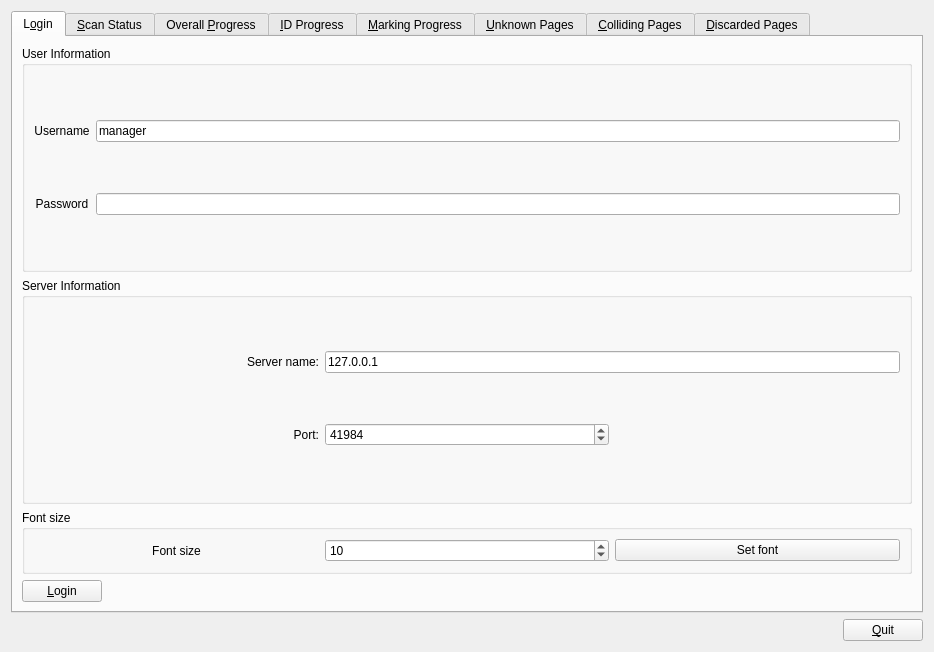
This is qtCreatorFiles/ui_iic.ui in plomgrading/plom as Qt 5 draws it before an edit. The edited form follows.
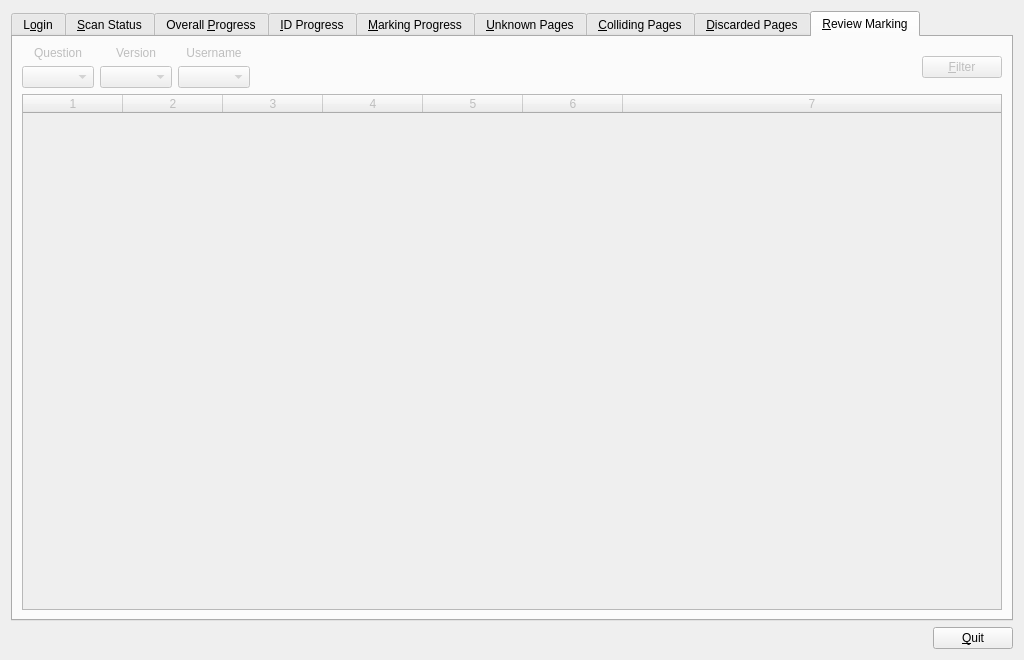
This is the edited form. The open tabs and pages were chosen to show the change.

Commit message: More work on mark-review for manager

```diff
--- a/qtCreatorFiles/ui_iic.ui
+++ b/qtCreatorFiles/ui_iic.ui
@@ -6,8 +6,8 @@
    <rect>
     <x>0</x>
     <y>0</y>
-    <width>934</width>
-    <height>652</height>
+    <width>1024</width>
+    <height>660</height>
    </rect>
   </property>
   <property name="windowTitle">
@@ -792,6 +792,114 @@
        </item>
       </layout>
      </widget>
+     <widget class="QWidget" name="reviewTab">
+      <property name="enabled">
+       <bool>false</bool>
+      </property>
+      <attribute name="title">
+       <string>&amp;Review Marking</string>
+      </attribute>
+      <layout class="QVBoxLayout" name="verticalLayout_19">
+       <item>
+        <layout class="QHBoxLayout" name="horizontalLayout_12">
+         <item>
+          <layout class="QVBoxLayout" name="verticalLayout_15">
+           <item>
+            <widget class="QLabel" name="label_6">
+             <property name="text">
+              <string>Question</string>
+             </property>
+             <property name="alignment">
+              <set>Qt::AlignCenter</set>
+             </property>
+            </widget>
+           </item>
+           <item>
+            <widget class="QComboBox" name="questionCB"/>
+           </item>
+          </layout>
+         </item>
+         <item>
+          <layout class="QVBoxLayout" name="verticalLayout_16">
+           <item>
+            <widget class="QLabel" name="label_7">
+             <property name="text">
+              <string>Version</string>
+             </property>
+             <property name="alignment">
+              <set>Qt::AlignCenter</set>
+             </property>
+            </widget>
+           </item>
+           <item>
+            <widget class="QComboBox" name="versionCB"/>
+           </item>
+          </layout>
+         </item>
+         <item>
+          <layout class="QVBoxLayout" name="verticalLayout_17">
+           <item>
+            <widget class="QLabel" name="label_8">
+             <property name="text">
+              <string>Username</string>
+             </property>
+             <property name="alignment">
+              <set>Qt::AlignCenter</set>
+             </property>
+            </widget>
+           </item>
+           <item>
+            <widget class="QComboBox" name="userCB"/>
+           </item>
+          </layout>
+         </item>
+         <item>
+          <spacer name="horizontalSpacer_11">
+           <property name="orientation">
+            <enum>Qt::Horizontal</enum>
+           </property>
+           <property name="sizeHint" stdset="0">
+            <size>
+             <width>40</width>
+             <height>20</height>
+            </size>
+           </property>
+          </spacer>
+         </item>
+         <item>
+          <widget class="QPushButton" name="filterB">
+           <property name="text">
+            <string>&amp;Filter</string>
+           </property>
+          </widget>
+         </item>
+        </layout>
+       </item>
+       <item>
+        <widget class="QTableWidget" name="reviewTW">
+         <property name="alternatingRowColors">
+          <bool>true</bool>
+         </property>
+         <property name="columnCount">
+          <number>7</number>
+         </property>
+         <attribute name="horizontalHeaderStretchLastSection">
+          <bool>true</bool>
+         </attribute>
+         <attribute name="verticalHeaderStretchLastSection">
+          <bool>false</bool>
+         </attribute>
+         <column/>
+         <column/>
+         <column/>
+         <column/>
+         <column/>
+         <column/>
+         <column/>
+        </widget>
+       </item>
+      </layout>
+     </widget>
     </widget>
    </item>
    <item>
```
Left out of the diff: 10 changed lines with no effect on the pictures. The commit also changes 7 other files.
